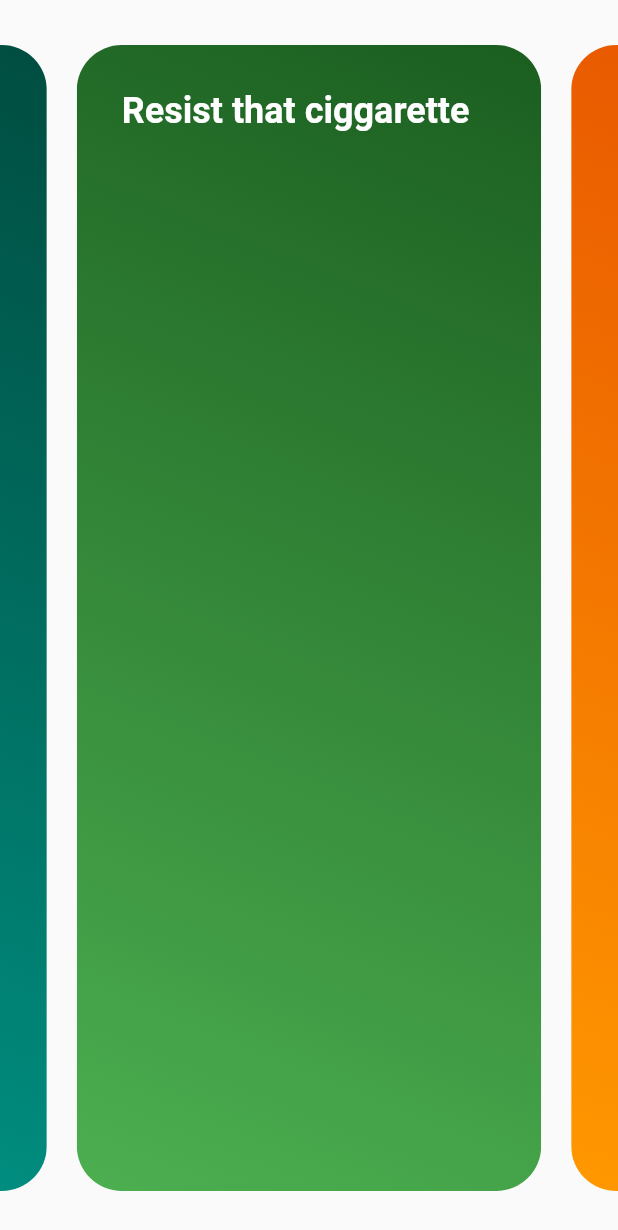
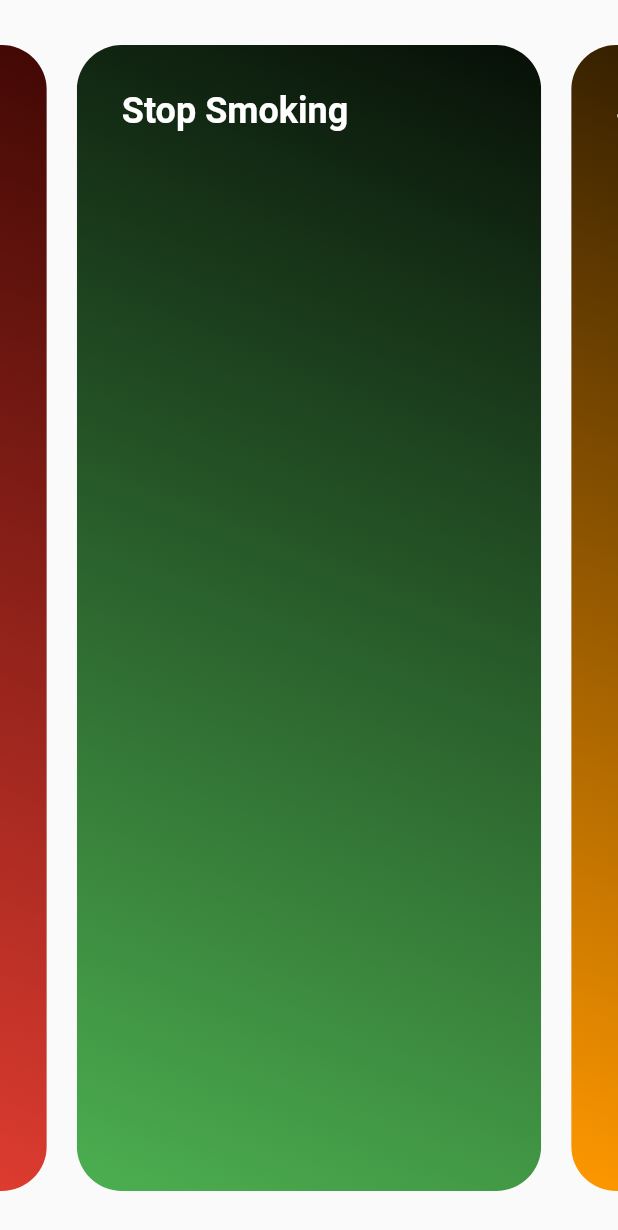
Before and after one commit to whalenut/nomore, a Flutter app: the screen it shows after launch, on a phone screen of 412 x 824 dp. Shown: the top 1230 px of the screen. Run offline on Flutter 3.47's test engine with Material 2 defaults, Android fonts, the phone set to English and light mode, and no system bars; drawn by our look-alikes of carousel_slider; our stand-ins replace vibration.

Commit message:
Added dummy data and widget for each item.

```diff
--- /dev/null
+++ b/lib/dummy_data.dart
@@ -0,0 +1,29 @@
+import 'package:flutter/material.dart';
+import 'package:nomore/models/resist_item.dart';
+
+List<ResistItem> DUMMY_DATA = [
+  ResistItem(
+    title: "Stop Smoking",
+    counter: 0,
+    color: Colors.green.value,
+    created: DateTime.now(),
+  ),
+  ResistItem(
+    title: "Stop eating candy",
+    counter: 0,
+    color: Colors.orange.value,
+    created: DateTime.now(),
+  ),
+  ResistItem(
+    title: "Stop using social media",
+    counter: 0,
+    color: Colors.blue.value,
+    created: DateTime.now(),
+  ),
+  ResistItem(
+    title: "Stop snacking",
+    counter: 0,
+    color: Colors.red.value,
+    created: DateTime.now(),
+  ),
+];
--- a/lib/main.dart
+++ b/lib/main.dart
@@ -1,5 +1,5 @@
 import 'package:flutter/material.dart';
-import 'package:nomore/screens/Start.dart';
+import 'package:nomore/screens/start.dart';
 
 void main() {
   runApp(NoMoreApp());
--- /dev/null
+++ b/lib/models/resist_item.dart
@@ -0,0 +1,24 @@
+import 'package:flutter/foundation.dart';
+
+class ResistItem with ChangeNotifier {
+  String title;
+  int counter;
+  int color;
+  final DateTime created;
+  List<DateTime> events;
+
+  ResistItem({
+    @required this.title,
+    @required this.counter,
+    @required this.color,
+    this.created,
+    this.events = const [],
+  });
+
+  void increment() {
+    color += 1;
+    events.add(DateTime.now());
+    notifyListeners();
+  }
+
+}
--- a/lib/screens/Start.dart
+++ /dev/null
@@ -1,64 +0,0 @@
-import 'package:carousel_slider/carousel_slider.dart';
-import 'package:flutter/material.dart';
-import 'package:vibration/vibration.dart';
-
-class StartScreen extends StatelessWidget {
-  static const routeName = "/";
-  final colors = [Colors.green, Colors.orange, Colors.red, Colors.purple, Colors.teal];
-
-  @override
-  Widget build(BuildContext context) {
-    return Scaffold(
-      body: SafeArea(
-        child: Column(
-          children: [
-            Expanded(
-              child: Container(
-                  width: double.infinity,
-                  padding: EdgeInsets.symmetric(horizontal: 0, vertical: 30),
-                  child: CarouselSlider(
-                    options: CarouselOptions(aspectRatio: 1 / 3),
-                    items: colors.map((i) {
-                      return Builder(
-                        builder: (BuildContext context) {
-                          return Container(
-                            margin: EdgeInsets.symmetric(horizontal: 10),
-                            child: GestureDetector(
-                              child: ClipRRect(
-                                borderRadius: BorderRadius.circular(30),
-                                child: Container(
-                                    width: MediaQuery.of(context).size.width,
-                                    decoration: BoxDecoration(
-                                      gradient: LinearGradient(
-                                        begin: Alignment.bottomLeft,
-                                        end: Alignment.topRight,
-                                        colors: [i, i.shade900]
-                                      ),
-                                    ),
-                                    child: Padding(
-                                      padding: EdgeInsets.all(30),
-                                      child: Text(
-                                        'Resist that ciggarette',
-                                        style: TextStyle(fontSize: 24.0, color: Colors.white, fontWeight: FontWeight.w700),
-                                      ),
-                                    )),
-                              ),
-                              onLongPress: () {
-                                print("A touch, so nice.");
-                                Vibration.vibrate(duration: 1500, amplitude: 32)
-                                    .then((_) => Future.delayed(
-                                        Duration(milliseconds: 500)));
-                              },
-                            ),
-                          );
-                        },
-                      );
-                    }).toList(),
-                  )),
-            ),
-          ],
-        ),
-      ),
-    );
-  }
-}
--- /dev/null
+++ b/lib/screens/start.dart
@@ -0,0 +1,37 @@
+import 'package:carousel_slider/carousel_slider.dart';
+import 'package:flutter/material.dart';
+import 'package:nomore/dummy_data.dart';
+import 'package:nomore/widgets/resist_item_widget.dart';
+
+class StartScreen extends StatelessWidget {
+  static const routeName = "/";
+  final resistItems = DUMMY_DATA;
+
+  @override
+  Widget build(BuildContext context) {
+    return Scaffold(
+      body: SafeArea(
+        child: Column(
+          children: [
+            Expanded(
+              child: Container(
+                width: double.infinity,
+                padding: EdgeInsets.symmetric(horizontal: 0, vertical: 30),
+                child: CarouselSlider(
+                  options: CarouselOptions(aspectRatio: 1 / 3),
+                  items: resistItems.map((ri) {
+                    return Builder(
+                      builder: (BuildContext context) {
+                        return ResistItemWidget(ri);
+                      },
+                    );
+                  }).toList(),
+                ),
+              ),
+            ),
+          ],
+        ),
+      ),
+    );
+  }
+}
--- /dev/null
+++ b/lib/widgets/resist_item_widget.dart
@@ -0,0 +1,52 @@
+import 'package:flutter/cupertino.dart';
+import 'package:flutter/material.dart';
+import 'package:nomore/models/resist_item.dart';
+import 'package:vibration/vibration.dart';
+
+class ResistItemWidget extends StatelessWidget {
+  final ResistItem _item;
+
+  ResistItemWidget(this._item);
+
+  @override
+  Widget build(BuildContext context) {
+    var color = Color(_item.color);
+    var shade = darken(color);
+    return Container(
+      margin: EdgeInsets.symmetric(horizontal: 10),
+      child: GestureDetector(
+        child: ClipRRect(
+          borderRadius: BorderRadius.circular(30),
+          child: Container(
+              width: MediaQuery.of(context).size.width,
+              decoration: BoxDecoration(
+                gradient: LinearGradient(
+                    begin: Alignment.bottomLeft,
+                    end: Alignment.topRight,
+                    colors: [color, shade]),
+              ),
+              child: Padding(
+                padding: EdgeInsets.all(30),
+                child: Text(
+                  _item.title,
+                  style: TextStyle(
+                      fontSize: 24.0,
+                      color: Colors.white,
+                      fontWeight: FontWeight.w700),
+                ),
+              )),
+        ),
+        onLongPress: () {
+          print("A touch, so nice.");
+          Vibration.vibrate(duration: 1500, amplitude: 32)
+              .then((_) => Future.delayed(Duration(milliseconds: 500)));
+        },
+      ),
+    );
+  }
+
+  darken(Color color) {
+    final hsl = HSLColor.fromColor(color);
+    return hsl.withLightness((hsl.lightness - .45).clamp(0.0, 1.0)).toColor();
+  }
+}
```
